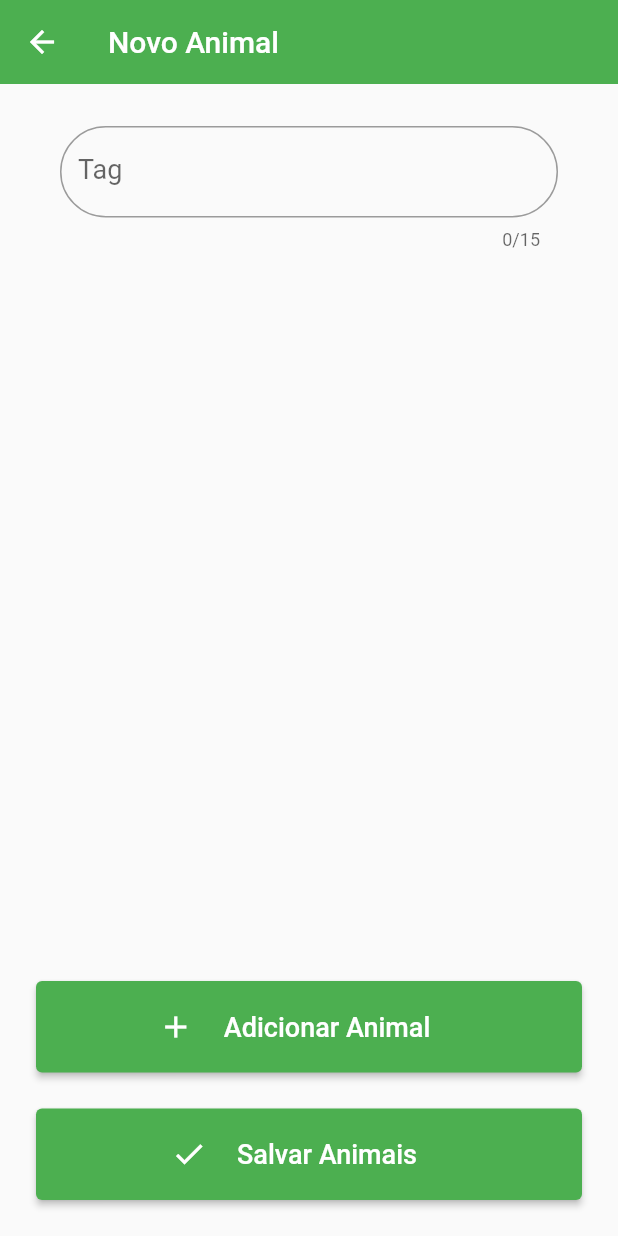
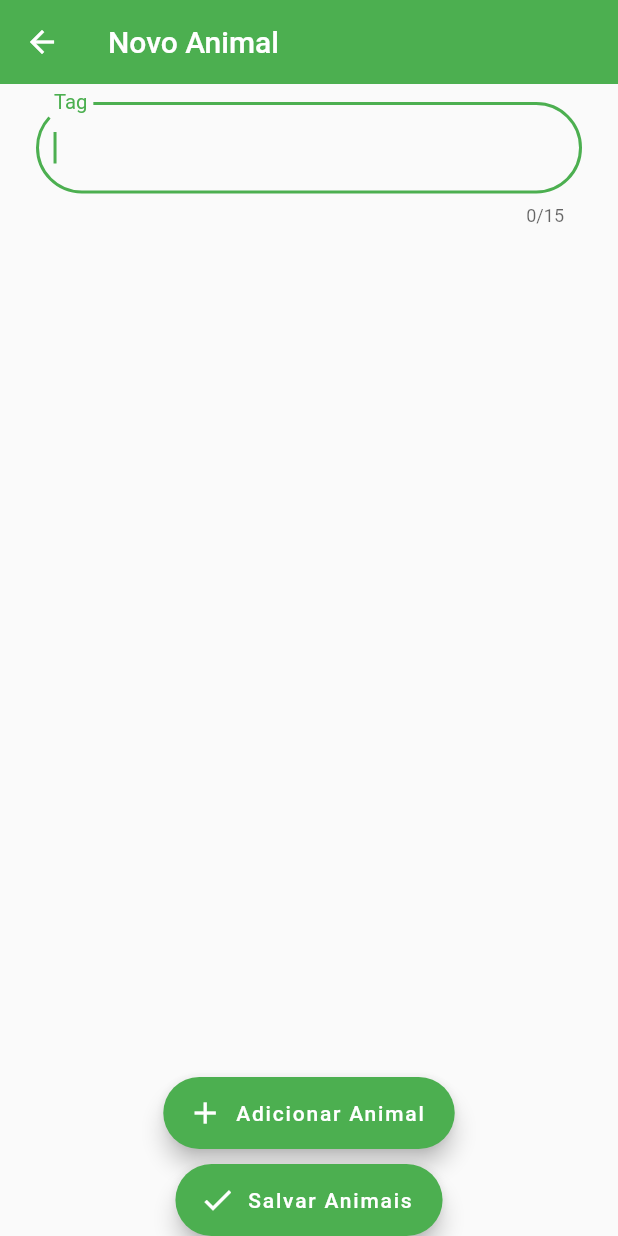
Before and after one commit to herverson/pontaagro, a Flutter app: the AddAnimalPage screen opened by its route, on a phone screen of 412 x 824 dp. Run offline on Flutter 3.47's test engine with Material 2 defaults, Android fonts, the light colour scheme and no system bars; our stand-ins replace objectbox; generated files the repository leaves out were written again.

Commit message:
refactor UI/UX

```diff
--- a/lib/pages/add_animal_page.dart
+++ b/lib/pages/add_animal_page.dart
@@ -28,72 +28,51 @@ class _AddAnimalPageState extends State<AddAnimalPage> {
 
   @override
   Widget build(BuildContext context) {
+    final bool showFab = MediaQuery.of(context).viewInsets.bottom == 0.0;
     return Scaffold(
       appBar: AppBar(
         backgroundColor: Colors.green,
         elevation: 0,
         title: const Text('Novo Animal'),
       ),
-      body: Padding(
-        padding: const EdgeInsets.all(24.0),
-        child: Column(
-          children: [
-            Flexible(
-              flex: 8,
-              child: Consumer<AnimalStore>(
+      floatingActionButtonLocation:
+          FloatingActionButtonLocation.miniCenterDocked,
+      floatingActionButton: showFab
+          ? Column(
+              mainAxisAlignment: MainAxisAlignment.end,
+              children: <Widget>[
+                FloatingActionButton.extended(
+                  heroTag: 'addAnimal',
+                  onPressed: () => context.read<AnimalStore>().onAdd(),
+                  icon: const Icon(Icons.add),
+                  label: const Text('Adicionar Animal'),
+                ),
+                const SizedBox(height: 10),
+                FloatingActionButton.extended(
+                  heroTag: 'saveAnimals',
+                  onPressed: saveAnimal,
+                  icon: const Icon(Icons.check),
+                  label: const Text('Salvar Animais'),
+                )
+              ],
+            )
+          : null,
+      body: Consumer<AnimalStore>(
         builder: (context, repository, child) {
           final listForms = repository.listForms;
           return ListView.separated(
-                    itemBuilder: (context, index) => ListTile(
+            padding: const EdgeInsets.only(bottom: 100),
+            itemBuilder: (context, index) => Padding(
+              padding: const EdgeInsets.all(8.0),
+              child: ListTile(
                 title: listForms[index],
+              ),
             ),
             separatorBuilder: (_, __) => const Divider(),
             itemCount: listForms.length,
           );
         },
       ),
-            ),
-            Padding(
-              padding: const EdgeInsets.only(top: 24.0),
-              child: ElevatedButton(
-                onPressed: () => context.read<AnimalStore>().onAdd(),
-                child: Row(
-                  mainAxisAlignment: MainAxisAlignment.center,
-                  children: const [
-                    Icon(Icons.add),
-                    Padding(
-                      padding: EdgeInsets.all(20),
-                      child: Text(
-                        'Adicionar Animal',
-                        style: TextStyle(fontSize: 18),
-                      ),
-                    ),
-                  ],
-                ),
-              ),
-            ),
-            Padding(
-              padding: const EdgeInsets.only(top: 24.0),
-              child: ElevatedButton(
-                onPressed: saveAnimal,
-                child: Row(
-                  mainAxisAlignment: MainAxisAlignment.center,
-                  children: const [
-                    Icon(Icons.check),
-                    Padding(
-                      padding: EdgeInsets.all(20),
-                      child: Text(
-                        'Salvar Animais',
-                        style: TextStyle(fontSize: 18),
-                      ),
-                    ),
-                  ],
-                ),
-              ),
-            ),
-          ],
-        ),
-      ),
     );
   }
 }
--- a/lib/pages/animal_form_widget.dart
+++ b/lib/pages/animal_form_widget.dart
@@ -27,6 +27,7 @@ class _AnimalFormWidgetState extends State<AnimalFormWidget> {
     return Form(
       key: formKey,
       child: TextFormField(
+        autofocus: true,
         maxLength: 15,
         controller: _tag,
         style: const TextStyle(fontSize: 18),
--- a/lib/services/animal_service.dart
+++ b/lib/services/animal_service.dart
@@ -6,7 +6,6 @@ import '../entities/farm.dart';
 class AnimalService {
   late final ObjectBoxDatabase _database;
   AnimalService(this._database);
-  Farm farm = Farm(name: '');
 
   Future<Box> getBox() async {
     final store = await _database.getStore();
--- a/lib/stores/animal_store.dart
+++ b/lib/stores/animal_store.dart
@@ -38,7 +38,7 @@ class AnimalStore extends ChangeNotifier {
   Future<void> getAll() async {
     _isLoading = true;
     notifyListeners();
-    _animals = await _animalService.getAll();
+    _animals = farm.animals;
     _isLoading = false;
     notifyListeners();
   }
```
Also changed, not shown: lib/pages/animal_page.dart (+15 -12 lines), 3 other files. Lines whose indentation alone changed are shown as unchanged.
